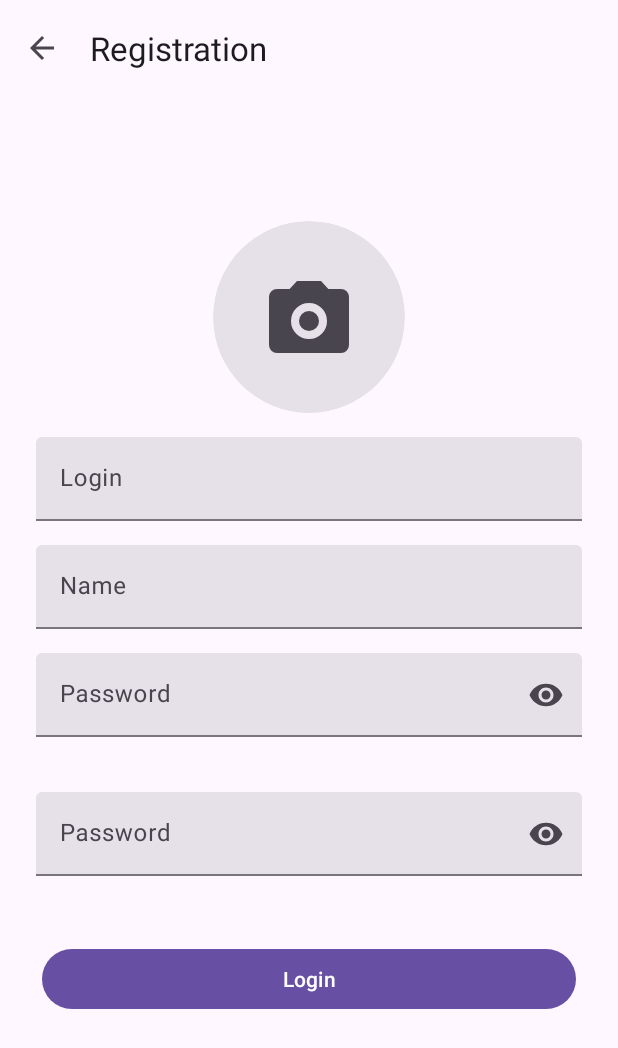
After one commit to igor9206/NeWork, an Android app: the RegisterFragment screen opened through its navigation route, on a phone screen of 412 x 824 dp. The commit adds this screen. Shown: the top 1048 px of the screen. Run offline under Robolectric (Android 15) with nearby library versions, the phone set to English and light mode, and no system bars; our stand-ins replace Dagger/Hilt's generated code, Room's generated code, navigation-ui, paging.

Commit message:
added functionality for registration and authorization

```diff
--- a/app/src/main/java/ru/netology/nework/api/ApiService.kt
+++ b/app/src/main/java/ru/netology/nework/api/ApiService.kt
@@ -1,12 +1,18 @@
 package ru.netology.nework.api
 
 import retrofit2.Response
+import retrofit2.http.Field
+import retrofit2.http.FormUrlEncoded
 import retrofit2.http.GET
+import retrofit2.http.POST
 import retrofit2.http.Path
 import retrofit2.http.Query
+import ru.netology.nework.dto.AuthItem
 import ru.netology.nework.dto.Post
 
 interface ApiService {
+
+    // POST REQUEST
     @GET("api/posts/latest")
     suspend fun getLatestPage(@Query("count") count: Int): Response<List<Post>>
 
@@ -15,4 +21,22 @@ interface ApiService {
 
     @GET("api/posts/{id}/before")
     suspend fun getBefore(@Path("id") id: Long, @Query("count") count: Int): Response<List<Post>>
+
+
+    // REGISTRATION-AUTHENTICATION
+    @FormUrlEncoded
+    @POST("api/users/registration")
+    suspend fun registration(
+        @Field("login") login: String,
+        @Field("pass") pass: String,
+        @Field("name") name: String
+    ): Response<AuthItem>
+
+    @FormUrlEncoded
+    @POST("api/users/authentication")
+    suspend fun authentication(
+        @Field("login") login: String,
+        @Field("pass") pass: String
+    ): Response<AuthItem>
+
 }
--- /dev/null
+++ b/app/src/main/java/ru/netology/nework/dto/AuthItem.kt
@@ -0,0 +1,6 @@
+package ru.netology.nework.dto
+
+data class AuthItem(
+    val id: Long,
+    val token: String,
+)
--- a/app/src/main/java/ru/netology/nework/fragment/PostsFragment.kt
+++ b/app/src/main/java/ru/netology/nework/fragment/PostsFragment.kt
@@ -14,18 +14,13 @@ import dagger.hilt.android.AndroidEntryPoint
 import kotlinx.coroutines.flow.collectLatest
 import kotlinx.coroutines.launch
 import ru.netology.nework.adapter.PostAdapter
-import ru.netology.nework.api.ApiService
 import ru.netology.nework.databinding.FragmentPostsBinding
 import ru.netology.nework.viewmodel.PostViewModel
-import javax.inject.Inject
 
 @AndroidEntryPoint
 class PostsFragment : Fragment() {
     private lateinit var binding: FragmentPostsBinding
     private val postViewModel: PostViewModel by viewModels()
-
-    @Inject
-    lateinit var apiService: ApiService
 
     override fun onCreateView(
         inflater: LayoutInflater, container: ViewGroup?,
--- /dev/null
+++ b/app/src/main/java/ru/netology/nework/fragment/RegisterFragment.kt
@@ -0,0 +1,56 @@
+package ru.netology.nework.fragment
+
+import android.os.Bundle
+import android.view.LayoutInflater
+import android.view.View
+import android.view.ViewGroup
+import androidx.fragment.app.Fragment
+import androidx.fragment.app.viewModels
+import androidx.navigation.fragment.findNavController
+import dagger.hilt.android.AndroidEntryPoint
+import ru.netology.nework.R
+import ru.netology.nework.databinding.FragmentRegisterBinding
+import ru.netology.nework.viewmodel.AuthViewModel
+
+@AndroidEntryPoint
+class RegisterFragment : Fragment() {
+    private lateinit var binding: FragmentRegisterBinding
+    private val authViewModel: AuthViewModel by viewModels()
+
+    override fun onCreateView(
+        inflater: LayoutInflater, container: ViewGroup?,
+        savedInstanceState: Bundle?
+    ): View {
+        binding = FragmentRegisterBinding.inflate(inflater, container, false)
+
+        binding.buttonLogin.setOnClickListener {
+            val pass = binding.passwordTextField.text.toString().trim()
+            val confirmPass = binding.repeatPasswordTextField.text.toString().trim()
+
+            if (pass == confirmPass) {
+                authViewModel.register(
+                    binding.loginTextField.text.toString().trim(),
+                    binding.nameTextField.text.toString().trim(),
+                    pass
+                )
+            } else {
+                binding.apply {
+                    passLayout.error = getString(R.string.passwords_dont_match)
+                    repeatPassLayout.error = getString(R.string.passwords_dont_match)
+                }
+            }
+
+        }
+
+        authViewModel.data.observe(viewLifecycleOwner) { state ->
+            val token = state.token.toString()
+            if (state.id != 0L && token.isNotEmpty()) {
+                findNavController().navigate(R.id.mainFragment)
+            }
+        }
+
+        return binding.root
+    }
+
+
+}
--- a/app/src/main/java/ru/netology/nework/repository/remotemediator/PostRemoteMediator.kt
+++ b/app/src/main/java/ru/netology/nework/repository/remotemediator/PostRemoteMediator.kt
@@ -30,19 +30,16 @@ class PostRemoteMediator(
         try {
             val response = when (loadType) {
                 LoadType.REFRESH -> {
-                    println("REGRESH")
                     apiService.getLatestPage(state.config.pageSize)
                 }
 
                 LoadType.PREPEND -> {
                     val id = postRemoteKeyDao.max() ?: return MediatorResult.Success(false)
-                    println("PREPEND + $id")
                     apiService.getAfter(id, state.config.pageSize)
                 }
 
                 LoadType.APPEND -> {
                     val id = postRemoteKeyDao.min() ?: return MediatorResult.Success(false)
-                    println("APPEND + $id")
                     apiService.getBefore(id, state.config.pageSize)
                 }
             }
--- /dev/null
+++ b/app/src/main/java/ru/netology/nework/viewmodel/AuthViewModel.kt
@@ -0,0 +1,32 @@
+package ru.netology.nework.viewmodel
+
+import androidx.lifecycle.LiveData
+import androidx.lifecycle.ViewModel
+import androidx.lifecycle.asLiveData
+import androidx.lifecycle.viewModelScope
+import dagger.hilt.android.lifecycle.HiltViewModel
+import kotlinx.coroutines.Dispatchers
+import kotlinx.coroutines.launch
+import ru.netology.nework.auth.AppAuth
+import ru.netology.nework.auth.AuthState
+import javax.inject.Inject
+
+@HiltViewModel
+class AuthViewModel @Inject constructor(
+    private val appAuth: AppAuth
+) : ViewModel() {
+
+    val data: LiveData<AuthState> = appAuth.authState.asLiveData(Dispatchers.Default)
+
+    fun register(login: String, name: String, pass: String) {
+        viewModelScope.launch {
+            appAuth.register(login, name, pass)
+        }
+    }
+
+    fun login(login: String, pass: String) {
+        viewModelScope.launch {
+            appAuth.login(login, pass)
+        }
+    }
+}
--- /dev/null
+++ b/app/src/main/res/drawable/ic_arrow_back_24.xml
@@ -0,0 +1,11 @@
+<vector xmlns:android="http://schemas.android.com/apk/res/android"
+    android:width="24dp"
+    android:height="24dp"
+    android:autoMirrored="true"
+    android:tint="?attr/colorControlNormal"
+    android:viewportWidth="24"
+    android:viewportHeight="24">
+    <path
+        android:fillColor="@android:color/white"
+        android:pathData="M20,11H7.83l5.59,-5.59L12,4l-8,8 8,8 1.41,-1.41L7.83,13H20v-2z" />
+</vector>
--- /dev/null
+++ b/app/src/main/res/drawable/ic_photo_camera_24.xml
@@ -0,0 +1,10 @@
+<vector xmlns:android="http://schemas.android.com/apk/res/android"
+    android:width="24dp"
+    android:height="24dp"
+    android:viewportWidth="960"
+    android:viewportHeight="960"
+    android:tint="?attr/colorControlNormal">
+  <path
+      android:fillColor="@android:color/white"
+      android:pathData="M480,700Q555,700 607.5,647.5Q660,595 660,520Q660,445 607.5,392.5Q555,340 480,340Q405,340 352.5,392.5Q300,445 300,520Q300,595 352.5,647.5Q405,700 480,700ZM480,620Q438,620 409,591Q380,562 380,520Q380,478 409,449Q438,420 480,420Q522,420 551,449Q580,478 580,520Q580,562 551,591Q522,620 480,620ZM160,840Q127,840 103.5,816.5Q80,793 80,760L80,280Q80,247 103.5,223.5Q127,200 160,200L286,200L360,120L600,120L674,200L800,200Q833,200 856.5,223.5Q880,247 880,280L880,760Q880,793 856.5,816.5Q833,840 800,840L160,840Z"/>
+</vector>
--- /dev/null
+++ b/app/src/main/res/layout/fragment_register.xml
@@ -0,0 +1,119 @@
+<?xml version="1.0" encoding="utf-8"?>
+<FrameLayout xmlns:android="http://schemas.android.com/apk/res/android"
+    xmlns:app="http://schemas.android.com/apk/res-auto"
+    xmlns:tools="http://schemas.android.com/tools"
+    android:layout_width="match_parent"
+    android:layout_height="match_parent"
+    tools:context=".fragment.RegisterFragment">
+
+
+    <com.google.android.material.appbar.MaterialToolbar
+        android:id="@+id/topAppBar"
+        android:layout_width="match_parent"
+        android:layout_height="wrap_content"
+        android:layout_gravity="top"
+        app:layout_constraintTop_toTopOf="parent"
+        app:navigationIcon="@drawable/ic_arrow_back_24"
+        app:title="@string/registration" />
+
+    <LinearLayout
+        android:layout_width="match_parent"
+        android:layout_height="wrap_content"
+        android:layout_gravity="center"
+        android:orientation="vertical"
+        android:padding="24dp">
+
+        <com.google.android.material.card.MaterialCardView
+            style="@style/Widget.Material3.CardView.Filled"
+            android:layout_width="128dp"
+            android:layout_height="128dp"
+            android:layout_gravity="center"
+            android:clickable="true"
+            app:cardCornerRadius="64dp">
+
+            <ImageView
+                android:layout_width="64dp"
+                android:layout_height="64dp"
+                android:layout_gravity="center"
+                android:scaleType="centerCrop"
+                android:src="@drawable/ic_photo_camera_24" />
+        </com.google.android.material.card.MaterialCardView>
+
+        <com.google.android.material.textfield.TextInputLayout
+            style="?attr/textInputFilledStyle"
+            android:layout_width="match_parent"
+            android:layout_height="wrap_content"
+            android:layout_marginTop="16dp"
+            android:hint="@string/login">
+
+            <com.google.android.material.textfield.TextInputEditText
+                android:id="@+id/loginTextField"
+                android:layout_width="match_parent"
+                android:layout_height="wrap_content"
+                android:inputType="text" />
+
+        </com.google.android.material.textfield.TextInputLayout>
+
+        <com.google.android.material.textfield.TextInputLayout
+            style="?attr/textInputFilledStyle"
+            android:layout_width="match_parent"
+            android:layout_height="wrap_content"
+            android:layout_marginTop="16dp"
+            android:hint="@string/name">
+
+            <com.google.android.material.textfield.TextInputEditText
+                android:id="@+id/nameTextField"
+                android:layout_width="match_parent"
+                android:layout_height="wrap_content"
+                android:inputType="text" />
+
+        </com.google.android.material.textfield.TextInputLayout>
+
+        <com.google.android.material.textfield.TextInputLayout
+            android:id="@+id/passLayout"
+            style="?attr/textInputFilledStyle"
+            android:layout_width="match_parent"
+            android:layout_height="wrap_content"
+            android:layout_marginTop="16dp"
+            android:hint="@string/password"
+            app:endIconMode="password_toggle"
+            app:errorEnabled="true">
+
+            <com.google.android.material.textfield.TextInputEditText
+                android:id="@+id/passwordTextField"
+                android:layout_width="match_parent"
+                android:layout_height="wrap_content"
+                android:inputType="textPassword" />
+
+        </com.google.android.material.textfield.TextInputLayout>
+
+        <com.google.android.material.textfield.TextInputLayout
+            android:id="@+id/repeatPassLayout"
+            style="?attr/textInputFilledStyle"
+            android:layout_width="match_parent"
+            android:layout_height="wrap_content"
+            android:layout_marginTop="16dp"
+            android:hint="@string/password"
+            app:endIconMode="password_toggle"
+            app:errorEnabled="true">
+
+            <com.google.android.material.textfield.TextInputEditText
+                android:id="@+id/repeatPasswordTextField"
+                android:layout_width="match_parent"
+                android:layout_height="wrap_content"
+                android:inputType="textPassword" />
+
+        </com.google.android.material.textfield.TextInputLayout>
+
+        <com.google.android.material.button.MaterialButton
+            android:id="@+id/buttonLogin"
+            style="@style/Widget.Material3.Button.IconButton.Filled"
+            android:layout_width="match_parent"
+            android:layout_height="wrap_content"
+            android:layout_marginTop="24dp"
+            android:text="@string/login" />
+
+
+    </LinearLayout>
+
+</FrameLayout>
--- a/app/src/main/res/navigation/nav_main.xml
+++ b/app/src/main/res/navigation/nav_main.xml
@@ -10,4 +10,14 @@
         android:name="ru.netology.nework.fragment.MainFragment"
         android:label="fragment_main"
         tools:layout="@layout/fragment_main" />
+    <fragment
+        android:id="@+id/loginFragment"
+        android:name="ru.netology.nework.fragment.LoginFragment"
+        android:label="fragment_login"
+        tools:layout="@layout/fragment_login" />
+    <fragment
+        android:id="@+id/registerFragment"
+        android:name="ru.netology.nework.fragment.RegisterFragment"
+        android:label="fragment_register"
+        tools:layout="@layout/fragment_register" />
 </navigation>
--- a/app/src/main/res/values/strings.xml
+++ b/app/src/main/res/values/strings.xml
@@ -12,4 +12,15 @@
     <string name="button_like">like</string>
     <string name="button_share">share</string>
     <string name="menu_option">menu option</string>
+    <string name="login">Login</string>
+    <string name="password">Password</string>
+    <string name="don_t_have_an_account_register">Don\'t have an account? Register</string>
+    <string name="registration">Registration</string>
+    <string name="name">Name</string>
+    <string name="passwords_dont_match">passwords don\'t match</string>
+    <string name="the_user_is_already_registered">The user is already registered</string>
+    <string name="incorrect_photo_format">Incorrect photo format</string>
+    <string name="unknown_error">Unknown error</string>
+    <string name="incorrect_password">Incorrect password</string>
+    <string name="user_unregistered">User is unregistered</string>
 </resources>
```
Also changed, not shown: app/src/main/java/ru/netology/nework/auth/AppAuth.kt (added, +115 -0 lines), app/src/main/java/ru/netology/nework/fragment/LoginFragment.kt (added, +44 -0 lines), app/src/main/res/layout/fragment_login.xml (added, +74 -0 lines).
